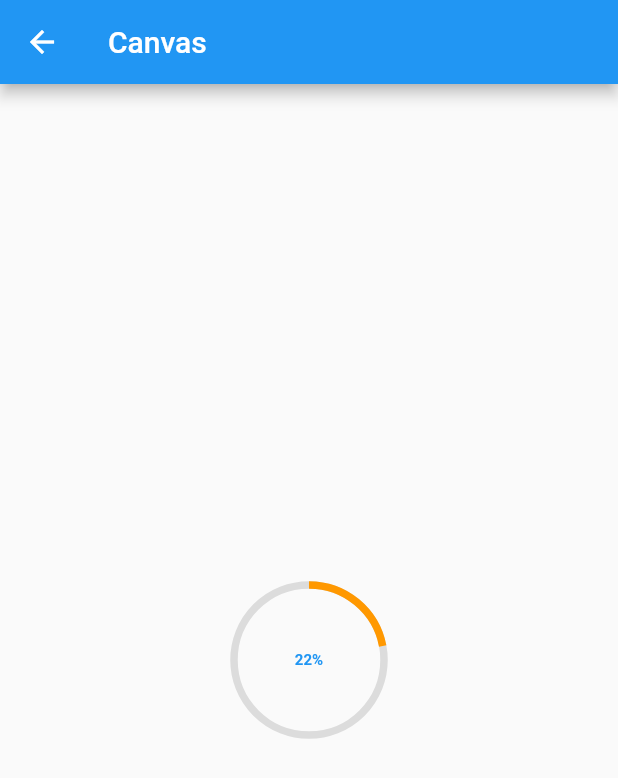
After one commit to NightFarmer/flutter_animations_demo, a Flutter app: the screen it shows after launch, after a tap on "canvas1", on a phone screen of 412 x 824 dp. The commit adds this screen. Shown: the top 778 px of the screen. Run offline on Flutter 3.47's test engine with Material 2 defaults, Android fonts, the phone set to English and light mode, and no system bars.

Commit message:
fix(add canvas )

```diff
--- a/lib/animation/using_animation_controller.dart
+++ b/lib/animation/using_animation_controller.dart
@@ -1,7 +1,6 @@
 import 'dart:math' as math;
 
 import 'package:flutter/material.dart';
-
 
 class UsingAnimationControllerPage extends StatelessWidget {
   @override
@@ -15,7 +14,6 @@ class UsingAnimationControllerPage extends StatelessWidget {
   }
 }
 
-
 class UsingAnimationControllerBody extends StatefulWidget {
   @override
   _UsingAnimationControllerBodyState createState() =>
@@ -25,29 +23,24 @@ class UsingAnimationControllerBody extends StatefulWidget {
 class _UsingAnimationControllerBodyState
     extends State<UsingAnimationControllerBody>
     with SingleTickerProviderStateMixin {
-
   static const FACE_LEFT_ANGLE = -math.pi / 2;
   static const FACE_RIGHT_ANGLE = math.pi / 2;
 
-
   AnimationController _controller;
   Animation _animation;
-
-  double _angle =  FACE_RIGHT_ANGLE;
+  Animation _animationAngle;
+  double _angle = FACE_RIGHT_ANGLE;
 
   @override
   void initState() {
     super.initState();
 
-
-    _controller = new AnimationController(
-      duration: new Duration(seconds: 2),
-      vsync: this
-    )
+    _controller =
+        new AnimationController(duration: new Duration(seconds: 2), vsync: this)
           ..addListener(() {
             this.setState(() {});
           })
-    ..addStatusListener((status){
+          ..addStatusListener((status) {
             if (status == AnimationStatus.completed) {
               _controller.reverse();
               _angle = FACE_LEFT_ANGLE;
@@ -62,18 +55,21 @@ class _UsingAnimationControllerBodyState
       end: new Alignment(1.0, 0.0),
     );
 
+    Tween _animationTween = new Tween(begin: 0.2, end: 1.0);
+
     _animation = _tween.animate(_controller);
-
+    _animationAngle = _animationTween.animate(_controller);
     _controller.forward();
   }
 
   @override
   Widget build(BuildContext context) {
-
     return new Stack(
       fit: StackFit.expand,
       children: <Widget>[
-        new FractionallySizedBox(
+        new Transform.rotate(
+          angle: _animationAngle.value>=0.4?math.cos(_animationAngle.value):math.sin(_animationAngle.value),
+          child: FractionallySizedBox(
               heightFactor: 0.2,
               widthFactor: 0.2,
               alignment: _animation.value,
@@ -83,8 +79,8 @@ class _UsingAnimationControllerBodyState
                   Icons.flight,
                   size: 80.0,
                 ),
+              )),
         )
-        ),
       ],
     );
   }
@@ -94,6 +90,4 @@ class _UsingAnimationControllerBodyState
     _controller.dispose();
     super.dispose();
   }
-
-
 }
--- /dev/null
+++ b/lib/canvas/canvas_1.dart
@@ -0,0 +1,104 @@
+import 'package:flutter/material.dart';
+
+import 'dart:math';
+
+class CircularProgress extends StatefulWidget {
+  final double size;
+  final Color circleColor;
+  final Color backgroundColor;
+  final Color textColor;
+
+  const CircularProgress({
+    Key key,
+    @required this.size,
+    this.circleColor = Colors.red,
+    this.backgroundColor = Colors.black26,
+    this.textColor = Colors.blue,
+  }) : super(key: key);
+  @override
+  State<StatefulWidget> createState() {
+    return CircularProgressState();
+  }
+}
+
+class CircularProgressState extends State<CircularProgress>
+    with SingleTickerProviderStateMixin {
+  Animation animation;
+  AnimationController controller;
+  bool show = false;
+  @override
+  void initState() {
+    // TODO: implement initState
+    super.initState();
+    controller = new AnimationController(
+      vsync: this,
+      duration: Duration(seconds: 5),
+    );
+    animation = new Tween(begin: 0.0, end: 360.0)
+        .animate(new CurvedAnimation(parent: controller, curve: Curves.linear));
+    controller.addListener(() {
+      setState(() {});
+    });
+    controller.forward();
+    controller.addStatusListener((status){
+      if(status == AnimationStatus.completed || status == AnimationStatus.dismissed){
+        show = true;
+      }
+    });
+  }
+
+  @override
+  Widget build(BuildContext context) {
+    return new Scaffold(
+      appBar: AppBar(
+        title: Text('Canvas'),
+      ),
+      body:show == false?new Center(
+        child: new Stack(
+          alignment: Alignment.center,
+          children: <Widget>[
+            new CustomPaint(
+              painter: new DrawCircle(widget.backgroundColor, animation.value, widget.circleColor),
+              size: new Size(widget.size, widget.size),
+            ),
+            new Text("${(animation.value/360*100).round()}%",
+              style: TextStyle(
+                color: widget.textColor,
+                fontSize: widget.size/5,
+                fontWeight: FontWeight.w700
+              ),
+            ),
+
+          ],
+        ),
+      ):new Center(
+        child: Text('动画完成了'),
+      )
+    );
+  }
+}
+
+class DrawCircle extends CustomPainter {
+  final double progress;
+  final Color backgroundColor;
+  final Color color;
+
+  DrawCircle(this.backgroundColor, this.progress, this.color);
+  @override
+  void paint(Canvas canvas, Size size) {
+    var paint = new Paint();
+    paint.color = backgroundColor;
+    paint.strokeWidth = size.width / 10;
+    paint.style = PaintingStyle.stroke;
+    canvas.drawCircle(
+        new Offset(size.width / 2, size.height / 2), size.width, paint);
+    canvas.drawArc(new Offset(-size.width/2, -size.width/2)
+  &new Size(size.width*2, size.width*2), -pi/2, progress*pi/180,
+    false, paint..color = color);
+  }
+
+  @override
+  bool shouldRepaint(DrawCircle oldDelegate) {
+    return oldDelegate.progress != progress;
+  }
+}
--- a/lib/main.dart
+++ b/lib/main.dart
@@ -17,6 +17,7 @@ import 'package:flutter_demo/animation/transformationanimationwidget.dart';
 import 'package:flutter_demo/animation/using_animation_controller.dart';
 import 'package:flutter_demo/animation/valuechangeanimation.dart';
 import 'package:flutter_demo/button/button_home.dart';
+import 'package:flutter_demo/canvas/canvas_1.dart';
 import 'package:flutter_demo/loader/color_loader_2.dart';
 import 'package:flutter_demo/loader/flip_loader.dart';
 import 'package:flutter_demo/loader/loader3.dart';
@@ -129,6 +130,13 @@ class MyApp extends StatelessWidget {
         },
         '/buitton': (BuildContext context) {
           return ButtonHome();
+        },
+        '/canvas1': (BuildContext context) {
+          return CircularProgress(
+            size: 50.0,
+            backgroundColor: Colors.black12,
+            circleColor: Colors.orange,
+          );
         },
         '/login2': (BuildContext context) {
           return LoginScreen2(
@@ -298,6 +306,11 @@ class _MyHomePageState extends State<MyHomePage> {
               onPressed: () {
                 Navigator.of(context).pushNamed('/buitton');
               }),
+          new OutlineButton(
+              child: Text('canvas1'),
+              onPressed: () {
+                Navigator.of(context).pushNamed('/canvas1');
+              }),
         ],
       ),
     );
```
Lines whose indentation alone changed are shown as unchanged.
